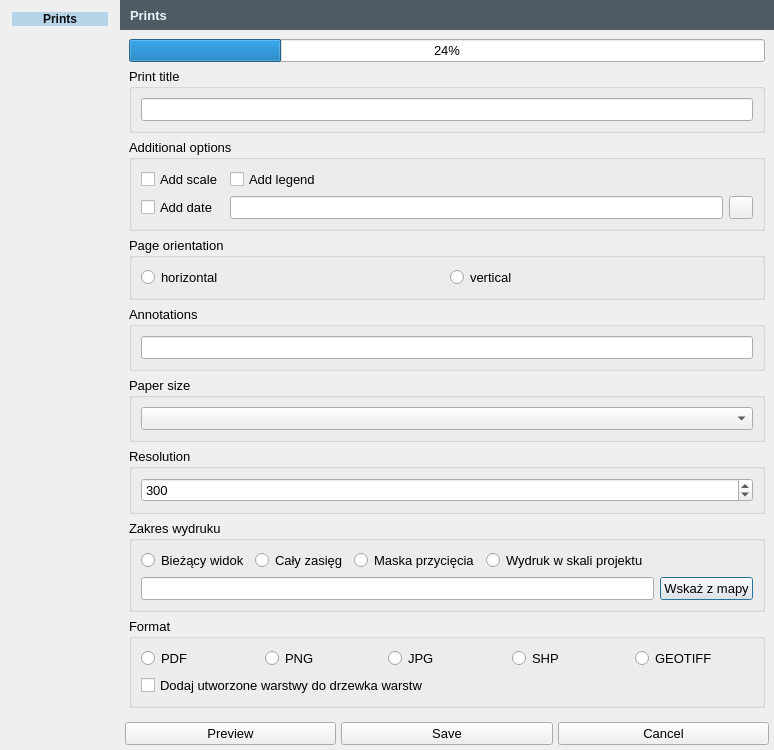
First picture: the form in wydruk_dialog.ui, repository GIAPspzoo/GIAP_PolaMap_lite, before the edit.
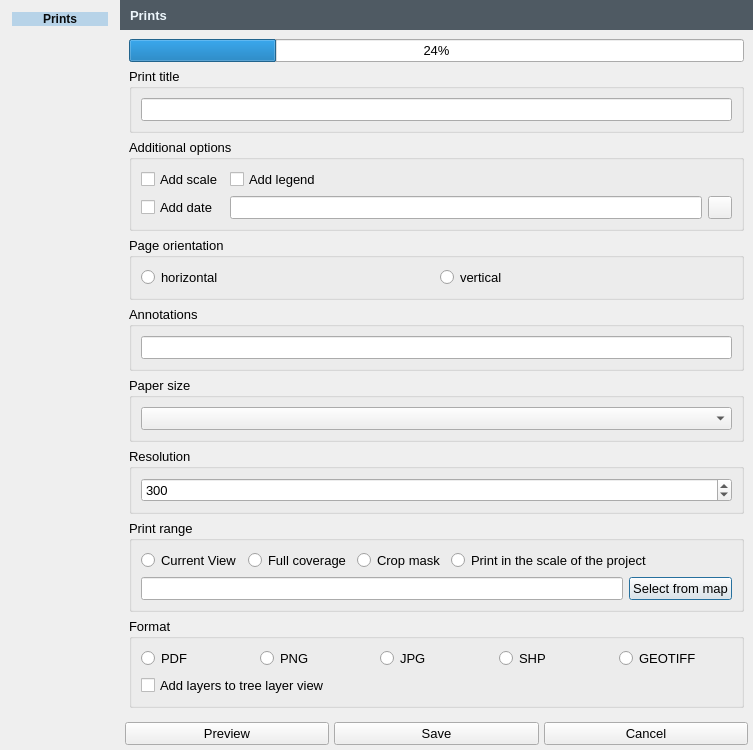
Second picture: the form after the edit. Icons and pictures are not drawn.

```diff
--- a/wydruk_dialog.ui
+++ b/wydruk_dialog.ui
@@ -12,8 +12,8 @@
    <rect>
     <x>0</x>
     <y>0</y>
-    <width>701</width>
-    <height>650</height>
+    <width>753</width>
+    <height>721</height>
    </rect>
   </property>
   <property name="sizePolicy">
@@ -271,7 +271,7 @@
              <item row="1" column="0" colspan="5">
               <widget class="QCheckBox" name="dodaj_warstwy_checkBox">
                <property name="text">
-                <string>Dodaj utworzone warstwy do drzewka warstw</string>
+                <string>Add layers to tree layer view</string>
                </property>
               </widget>
              </item>
@@ -362,20 +362,20 @@
           <item row="7" column="0">
            <widget class="QGroupBox" name="groupBox_8">
             <property name="title">
-             <string>Zakres wydruku</string>
+             <string>Print range</string>
             </property>
             <layout class="QGridLayout" name="gridLayout_12">
              <item row="1" column="0">
               <widget class="QRadioButton" name="biezacy_widok_rb">
                <property name="text">
-                <string>Bieżący widok</string>
+                <string>Current View</string>
                </property>
               </widget>
              </item>
              <item row="2" column="5">
               <widget class="QPushButton" name="wskaz_z_mapy_pb">
                <property name="text">
-                <string>Wskaż z mapy</string>
+                <string>Select from map</string>
                </property>
               </widget>
              </item>
@@ -385,34 +385,21 @@
              <item row="1" column="2">
               <widget class="QRadioButton" name="maska_rb">
                <property name="text">
-                <string>Maska przycięcia</string>
+                <string>Crop mask</string>
                </property>
               </widget>
              </item>
              <item row="1" column="1">
               <widget class="QRadioButton" name="caly_zasieg_rb">
                <property name="text">
-                <string>Cały zasięg</string>
+                <string>Full coverage</string>
                </property>
               </widget>
              </item>
-             <item row="1" column="4" colspan="2">
-              <spacer name="horizontalSpacer_5">
-               <property name="orientation">
-                <enum>Qt::Horizontal</enum>
-               </property>
-               <property name="sizeHint" stdset="0">
-                <size>
-                 <width>40</width>
-                 <height>20</height>
-                </size>
-               </property>
-              </spacer>
-             </item>
-             <item row="1" column="3">
+             <item row="1" column="3" colspan="3">
               <widget class="QRadioButton" name="skala_projektu_rb">
                <property name="text">
-                <string>Wydruk w skali projektu</string>
+                <string>Print in the scale of the project</string>
                </property>
               </widget>
              </item>
```
Left out of the diff: 6 changed lines with no effect on the pictures.
